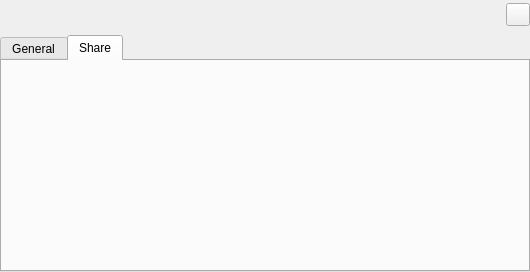
The window that src/gui/EntryPreviewWidget.ui (OpenVireo/openvireo) describes before a commit, drawn with Qt 5.
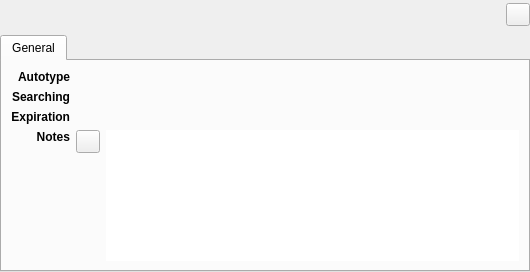
The same window after the commit. The open tabs and pages were chosen to show the change. Custom widgets are drawn as their Qt base class.

Commit message:
Remove KeeShare
Account vault sharing replaces it, and the Fluent-only UI plan
(dev guide plans/fluent-only-ui.md, Phase 0) cuts it rather than
porting its pages.

- Delete src/keeshare, TestSharing, the settings, database settings
  and group pages, the share banner and preview tab, the share badges
  and the KeeShare user guide topic
- Groups shared with KeeShare in KeePassXC keep their reference in
  custom data; it is no longer read but is saved back unchanged, and
  their attachments stay namespaced (new testKeeShareReferenceKept)
- Drop the KeeShare settings on upgrade (ConfigVersion 3)

What changed in the file:
```diff
--- a/src/gui/EntryPreviewWidget.ui
+++ b/src/gui/EntryPreviewWidget.ui
@@ -1167,73 +1167,6 @@
            </item>
           </layout>
          </widget>
-         <widget class="QWidget" name="groupShareTab">
-          <attribute name="title">
-           <string>Share</string>
-          </attribute>
-          <layout class="QVBoxLayout" name="verticalLayout_12">
-           <item>
-            <widget class="QWidget" name="groupShareWidget" native="true">
-             <layout class="QGridLayout" name="gridLayout_4">
-              <property name="leftMargin">
-               <number>0</number>
-              </property>
-              <property name="topMargin">
-               <number>0</number>
-              </property>
-              <property name="rightMargin">
-               <number>0</number>
-              </property>
-              <property name="bottomMargin">
-               <number>0</number>
-              </property>
-              <item row="1" column="1">
-               <widget class="QLabel" name="groupSharePathLabel">
-                <property name="sizePolicy">
-                 <sizepolicy hsizetype="Expanding" vsizetype="Preferred">
-                  <horstretch>0</horstretch>
-                  <verstretch>0</verstretch>
-                 </sizepolicy>
-                </property>
-                <property name="text">
-                 <string notr="true">&lt;path&gt;</string>
-                </property>
-               </widget>
-              </item>
-              <item row="1" column="0">
-               <widget class="QLabel" name="groupShareTypeLabel">
-                <property name="font">
-                 <font>
-                  <weight>75</weight>
-                  <bold>true</bold>
-                 </font>
-                </property>
-                <property name="text">
-                 <string notr="true">&lt;type&gt;</string>
-                </property>
-                <property name="alignment">
-                 <set>Qt::AlignRight|Qt::AlignTrailing|Qt::AlignVCenter</set>
-                </property>
-               </widget>
-              </item>
-              <item row="2" column="1">
-               <spacer name="verticalSpacer">
-                <property name="orientation">
-                 <enum>Qt::Vertical</enum>
-                </property>
-                <property name="sizeHint" stdset="0">
-                 <size>
-                  <width>20</width>
-                  <height>147</height>
-                 </size>
-                </property>
-               </spacer>
-              </item>
-             </layout>
-            </widget>
-           </item>
-          </layout>
-         </widget>
         </widget>
        </item>
       </layout>
```
The commit also changes 65 other files.
